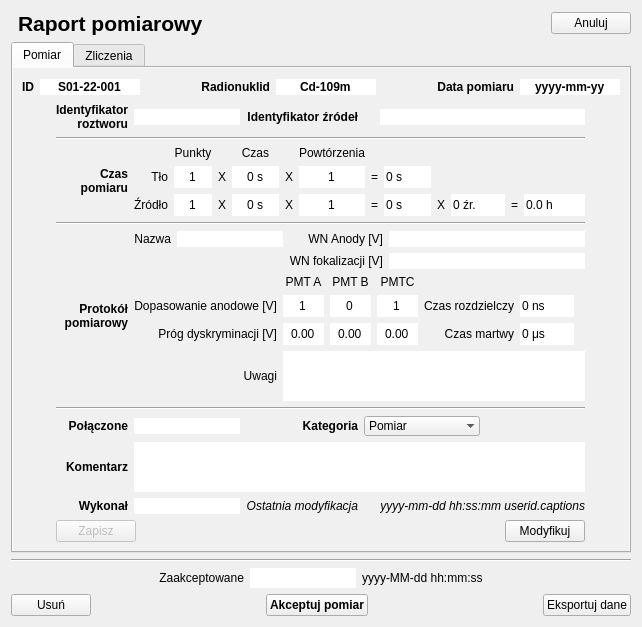
This is TripleReg/dialogmeasurementreport.ui in ziemastz/SL as Qt 5 draws it before an edit. The edited form follows.
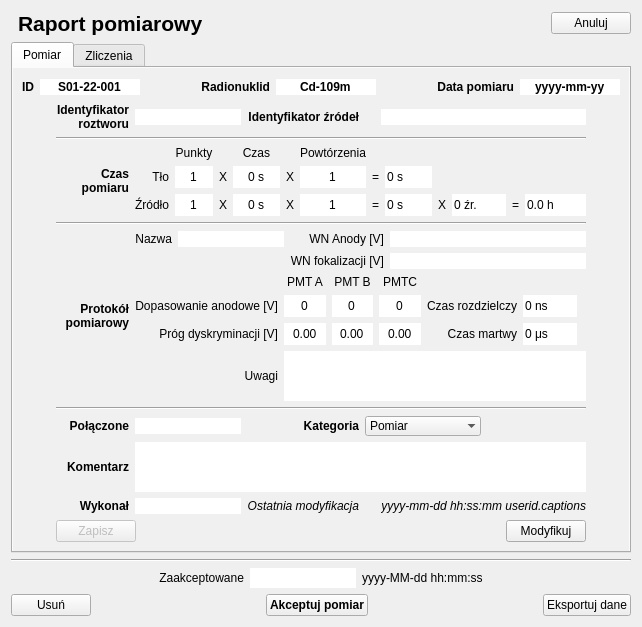
This is the edited form. Icons and pictures are not drawn.

The edit to the form file:
```diff
--- a/TripleReg/dialogmeasurementreport.ui
+++ b/TripleReg/dialogmeasurementreport.ui
@@ -512,10 +512,13 @@
                 <enum>QAbstractSpinBox::NoButtons</enum>
                </property>
                <property name="minimum">
-                <number>1</number>
+                <number>-3000</number>
                </property>
                <property name="maximum">
-                <number>9999</number>
+                <number>0</number>
+               </property>
+               <property name="value">
+                <number>0</number>
                </property>
               </widget>
              </item>
@@ -553,10 +556,13 @@
                 <enum>QAbstractSpinBox::NoButtons</enum>
                </property>
                <property name="minimum">
-                <number>1</number>
+                <number>-3000</number>
                </property>
                <property name="maximum">
-                <number>9999</number>
+                <number>0</number>
+               </property>
+               <property name="value">
+                <number>0</number>
                </property>
               </widget>
              </item>
@@ -672,7 +678,10 @@
                 <string/>
                </property>
                <property name="maximum">
-                <number>9999</number>
+                <number>0</number>
+               </property>
+               <property name="value">
+                <number>0</number>
                </property>
               </widget>
              </item>
```
